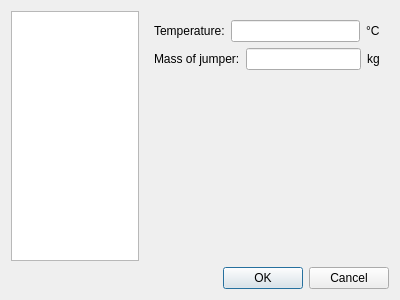
First picture: the form in src/configdialog.ui, repository flysight/flysight-viewer-qt, before the edit.
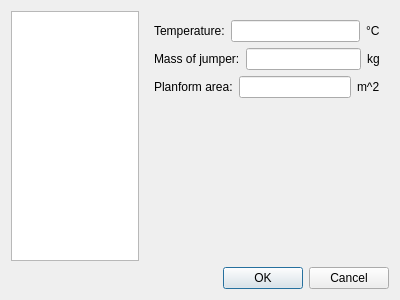
Second picture: the form after the edit.

What changed in the file:
```diff
--- a/src/configdialog.ui
+++ b/src/configdialog.ui
@@ -153,6 +153,27 @@
              </item>
             </layout>
            </item>
+           <item>
+            <layout class="QHBoxLayout" name="horizontalLayout_6">
+             <item>
+              <widget class="QLabel" name="label_8">
+               <property name="text">
+                <string>Planform area:</string>
+               </property>
+              </widget>
+             </item>
+             <item>
+              <widget class="QLineEdit" name="areaEdit"/>
+             </item>
+             <item>
+              <widget class="QLabel" name="label_9">
+               <property name="text">
+                <string>m^2</string>
+               </property>
+              </widget>
+             </item>
+            </layout>
+           </item>
            <item>
             <spacer name="verticalSpacer_3">
              <property name="orientation">
```
